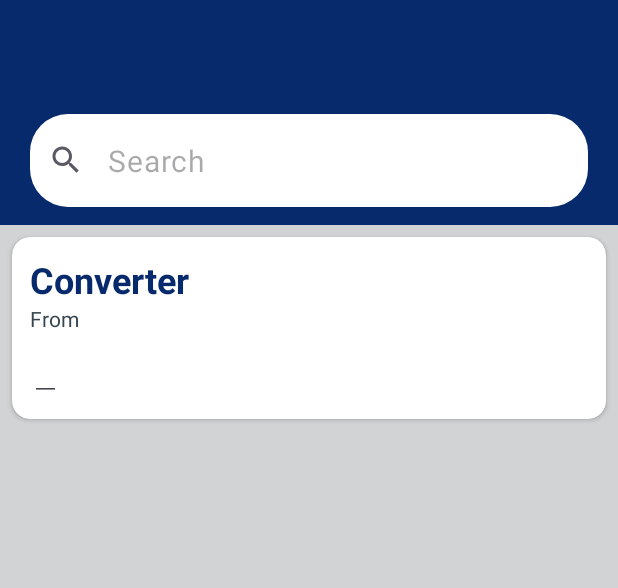
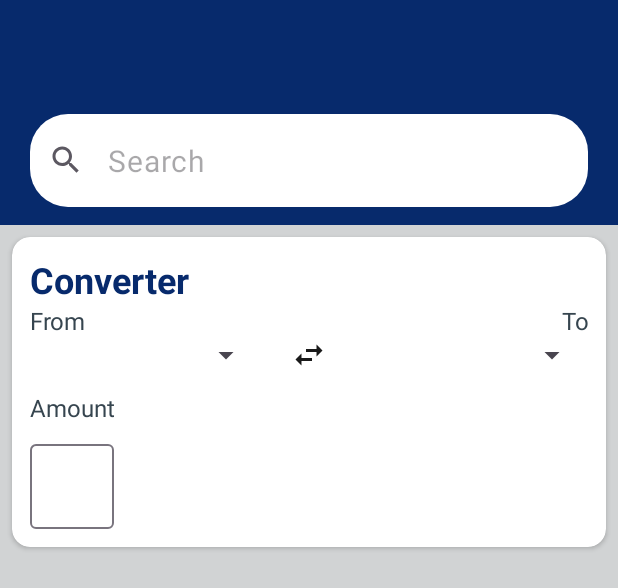
Before and after one commit to Rajkarnikar-unish/currex, an Android app: the layout activity_main.xml on its own in the app's theme, with its tools: preview values and no code run, on a phone screen of 412 x 824 dp. Shown: the top 588 px of the screen. Run offline under Robolectric (Android 15) with nearby library versions, the phone set to English and light mode, and no system bars.

Commit message:
chore: converter card view

```diff
--- /dev/null
+++ b/app/src/main/res/drawable/equal.xml
@@ -0,0 +1,10 @@
+<vector xmlns:android="http://schemas.android.com/apk/res/android"
+    android:width="24dp"
+    android:height="24dp"
+    android:viewportWidth="960"
+    android:viewportHeight="960"
+    android:tint="?attr/colorControlNormal">
+  <path
+      android:fillColor="@android:color/white"
+      android:pathData="M160,680L160,560L800,560L800,680L160,680ZM160,400L160,280L800,280L800,400L160,400Z"/>
+</vector>
--- /dev/null
+++ b/app/src/main/res/drawable/swap.xml
@@ -0,0 +1,5 @@
+<vector android:alpha="0.9" android:height="24dp" android:tint="#000000"
+    android:viewportHeight="24" android:viewportWidth="24"
+    android:width="24dp" xmlns:android="http://schemas.android.com/apk/res/android">
+    <path android:fillColor="@android:color/black" android:pathData="M6.99,11L3,15l3.99,4v-3H14v-2H6.99v-3zM21,9l-3.99,-4v3H10v2h7.01v3L21,9z"/>
+</vector>
--- a/app/src/main/res/layout/activity_main.xml
+++ b/app/src/main/res/layout/activity_main.xml
@@ -44,41 +44,162 @@
     </com.google.android.material.textfield.TextInputLayout>
 
     <androidx.cardview.widget.CardView
+        android:id="@+id/converter_card_view"
         android:layout_width="match_parent"
         android:layout_height="wrap_content"
+        android:layout_marginHorizontal="8dp"
+        android:layout_marginTop="8dp"
+        app:cardCornerRadius="12dp"
         app:layout_constraintEnd_toEndOf="parent"
         app:layout_constraintHorizontal_bias="0.5"
         app:layout_constraintStart_toStartOf="parent"
-        app:cardCornerRadius="12dp"
-        app:layout_constraintTop_toBottomOf="@id/search_text_layout"
-        android:layout_marginTop="8dp"
-        android:layout_marginHorizontal="8dp">
+        app:layout_constraintTop_toBottomOf="@id/search_text_layout">
 
         <LinearLayout
-            android:layout_width="wrap_content"
+            android:layout_width="match_parent"
             android:layout_height="wrap_content"
-            android:orientation="vertical"
+            android:layout_marginHorizontal="12dp"
             android:layout_marginVertical="12dp"
-            android:layout_marginHorizontal="12dp">
+            android:orientation="vertical">
 
             <TextView
                 android:id="@+id/converter_text_view"
                 android:layout_width="wrap_content"
                 android:layout_height="wrap_content"
                 android:text="@string/converter"
+                android:textColor="@color/deep_blue"
                 android:textSize="24sp"
-                android:textStyle="bold"
-                android:textColor="@color/deep_blue" />
+                android:textStyle="bold" />
+
+            <LinearLayout
+                android:layout_width="match_parent"
+                android:layout_height="wrap_content"
+                android:orientation="horizontal">
+
+                <TextView
+                    android:layout_width="0dp"
+                    android:layout_height="wrap_content"
+                    android:layout_weight="1"
+                    android:text="@string/from"
+                    android:textColor="@color/charcoal"
+                    android:textSize="16sp" />
+
+                <!--                <Space-->
+                <!--                    android:layout_width="300dp"-->
+                <!--                    android:layout_height="wrap_content"/>-->
+
+                <TextView
+                    android:layout_width="0dp"
+                    android:layout_height="wrap_content"
+                    android:layout_weight="1"
+                    android:text="@string/to"
+                    android:textAlignment="textEnd"
+                    android:textColor="@color/charcoal"
+                    android:textSize="16sp" />
+
+            </LinearLayout>
+
+            <LinearLayout
+                android:layout_width="match_parent"
+                android:layout_height="wrap_content"
+                android:orientation="horizontal">
+
+                <Spinner
+                    style="@style/Widget.AppCompat.Spinner.DropDown"
+                    android:layout_width="0dp"
+                    android:layout_height="wrap_content"
+                    android:layout_weight="1" />
+
+                <ImageView
+                    android:layout_width="wrap_content"
+                    android:layout_height="wrap_content"
+                    android:layout_weight="0.25"
+                    android:src="@drawable/swap" />
+
+                <Spinner
+                    style="@style/Widget.AppCompat.Spinner.DropDown"
+                    android:layout_width="0dp"
+                    android:layout_height="wrap_content"
+                    android:layout_weight="1" />
+            </LinearLayout>
 
             <TextView
                 android:layout_width="wrap_content"
                 android:layout_height="wrap_content"
-                android:text="From"
-                android:textColor="@color/charcoal"/>
+                android:layout_gravity="start"
+                android:paddingTop="12dp"
+                android:paddingBottom="8dp"
+                android:text="@string/amount"
+                android:textColor="@color/charcoal"
+                android:textSize="16sp" />
 
-                <com.google.android.material.textfield.TextInputEditText
+            <RelativeLayout
+                android:layout_width="match_parent"
+                android:layout_height="wrap_content">
+
+                <com.google.android.material.textfield.TextInputLayout
                     android:layout_width="wrap_content"
-                    android:layout_height="wrap_content" />
+                    android:layout_height="wrap_content">
+
+                    <com.google.android.material.textfield.TextInputEditText
+                        android:layout_width="wrap_content"
+                        android:layout_height="wrap_content"/>
+                </com.google.android.material.textfield.TextInputLayout>
+
+            </RelativeLayout>
+
+<!--            <androidx.constraintlayout.widget.ConstraintLayout-->
+<!--                android:layout_width="match_parent"-->
+<!--                android:layout_height="wrap_content"-->
+<!--                android:orientation="horizontal">-->
+
+<!--                <com.google.android.material.textfield.TextInputLayout-->
+<!--                    android:id="@+id/from_amount"-->
+<!--                    android:layout_width="0dp"-->
+<!--                    android:layout_height="wrap_content"-->
+<!--                    android:layout_weight="1"-->
+<!--                    app:hintEnabled="false"-->
+<!--                    app:layout_constraintStart_toStartOf="parent"-->
+<!--                    app:layout_constraintTop_toTopOf="parent"-->
+<!--                    app:layout_constraintBottom_toBottomOf="parent">-->
+
+<!--                    <com.google.android.material.textfield.TextInputEditText-->
+<!--                        android:id="@+id/from_amount_edit_text"-->
+<!--                        android:layout_width="wrap_content"-->
+<!--                        android:layout_height="wrap_content"-->
+<!--                        android:hint="0.00"-->
+<!--                        android:inputType="numberDecimal"/>-->
+<!--                </com.google.android.material.textfield.TextInputLayout>-->
+
+<!--                <ImageView-->
+<!--                    android:id="@+id/equal_image_view"-->
+<!--                    android:layout_width="wrap_content"-->
+<!--                    android:layout_height="wrap_content"-->
+<!--                    android:layout_weight="0.25"-->
+<!--                    android:src="@drawable/equal"-->
+<!--                    app:layout_constraintTop_toTopOf="parent"-->
+<!--                    app:layout_constraintBottom_toBottomOf="parent"-->
+<!--                    app:layout_constraintStart_toEndOf="@id/from_amount"-->
+<!--                    app:layout_constraintEnd_toStartOf="@id/to_amount"/>-->
+
+<!--                <com.google.android.material.textfield.TextInputLayout-->
+<!--                    android:id="@+id/to_amount"-->
+<!--                    android:layout_width="wrap_content"-->
+<!--                    android:layout_height="wrap_content"-->
+<!--                    app:hintEnabled="false"-->
+<!--                    app:layout_constraintTop_toTopOf="parent"-->
+<!--                    app:layout_constraintBottom_toBottomOf="parent"-->
+<!--                    app:layout_constraintEnd_toEndOf="parent">-->
+
+<!--                    <com.google.android.material.textfield.TextInputEditText-->
+<!--                        android:id="@+id/to_amount_edit_text"-->
+<!--                        android:layout_width="match_parent"-->
+<!--                        android:layout_height="wrap_content"-->
+<!--                        android:hint="0.00"-->
+<!--                        android:inputType="numberDecimal"/>-->
+
+<!--                </com.google.android.material.textfield.TextInputLayout>-->
+<!--            </androidx.constraintlayout.widget.ConstraintLayout>-->
 
         </LinearLayout>
 
--- a/app/src/main/res/values/strings.xml
+++ b/app/src/main/res/values/strings.xml
@@ -4,4 +4,7 @@
     <string name="settings">Settings</string>
     <string name="exchange_rates">Exchange Rates</string>
     <string name="converter">Converter</string>
+    <string name="to">To</string>
+    <string name="from">From</string>
+    <string name="amount">Amount</string>
 </resources>
```
